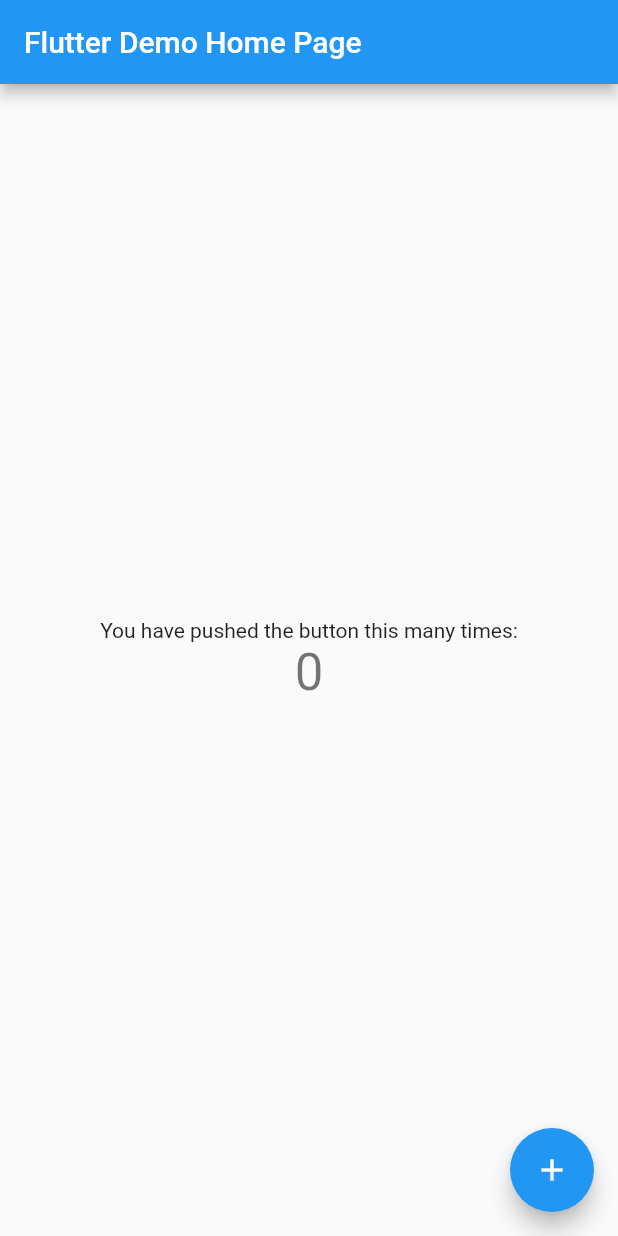
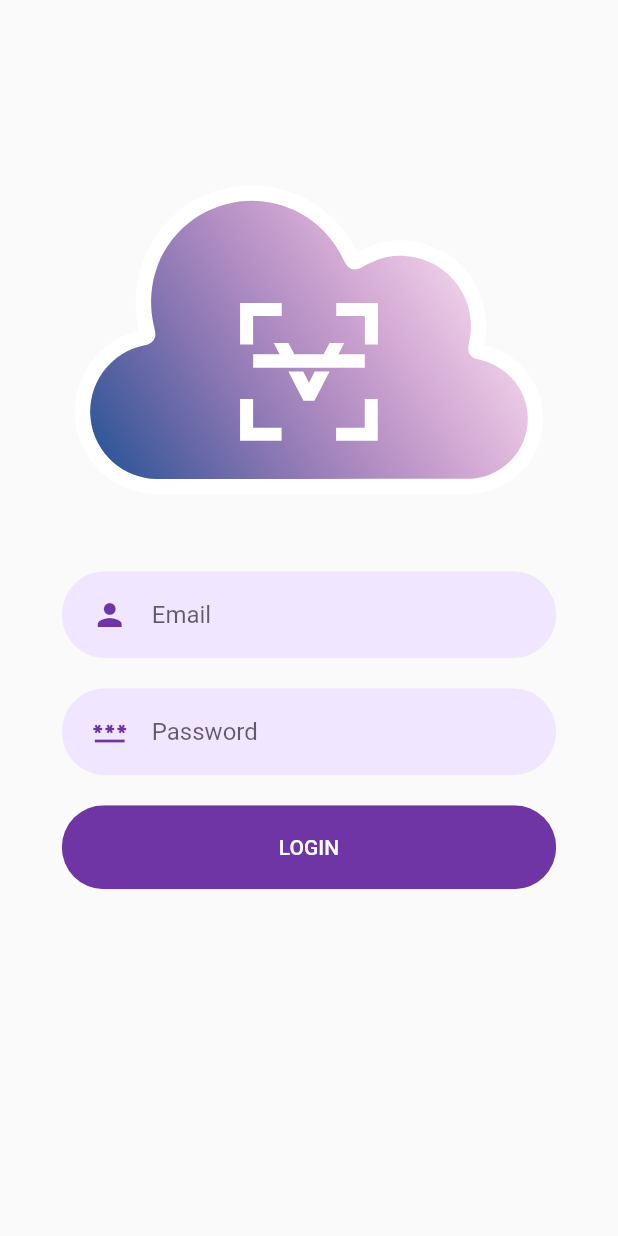
Before and after one commit to vocascan/vocascan-mobile, a Flutter app: the screen it shows after launch, on a phone screen of 412 x 824 dp. Run offline on Flutter 3.47's test engine with Material 2 defaults, Android fonts, the phone set to English and light mode, and no system bars; our stand-ins replace flutter_svg.

Commit message:
first draft for login

```diff
--- /dev/null
+++ b/lib/constants/colors.dart
@@ -0,0 +1,4 @@
+import 'package:flutter/painting.dart';
+
+const primary = Color(0xFF6F35A5);
+const PrimaryLightColor = Color(0xFFF1E6FF);
--- a/lib/main.dart
+++ b/lib/main.dart
@@ -1,4 +1,5 @@
 import 'package:flutter/material.dart';
+import 'package:vocascan_mobile/pages/auth/login_page.dart';
 
 void main() {
   runApp(MyApp());
@@ -22,92 +23,7 @@
         // is not restarted.
         primarySwatch: Colors.blue,
       ),
-      home: MyHomePage(title: 'Flutter Demo Home Page'),
+      home: LoginPage(),
     );
   }
 }
-
-class MyHomePage extends StatefulWidget {
-  MyHomePage({Key? key, required this.title}) : super(key: key);
-
-  // This widget is the home page of your application. It is stateful, meaning
-  // that it has a State object (defined below) that contains fields that affect
-  // how it looks.
-
-  // This class is the configuration for the state. It holds the values (in this
-  // case the title) provided by the parent (in this case the App widget) and
-  // used by the build method of the State. Fields in a Widget subclass are
-  // always marked "final".
-
-  final String title;
-
-  @override
-  _MyHomePageState createState() => _MyHomePageState();
-}
-
-class _MyHomePageState extends State<MyHomePage> {
-  int _counter = 0;
-
-  void _incrementCounter() {
-    setState(() {
-      // This call to setState tells the Flutter framework that something has
-      // changed in this State, which causes it to rerun the build method below
-      // so that the display can reflect the updated values. If we changed
-      // _counter without calling setState(), then the build method would not be
-      // called again, and so nothing would appear to happen.
-      _counter++;
-    });
-  }
-
-  @override
-  Widget build(BuildContext context) {
-    // This method is rerun every time setState is called, for instance as done
-    // by the _incrementCounter method above.
-    //
-    // The Flutter framework has been optimized to make rerunning build methods
-    // fast, so that you can just rebuild anything that needs updating rather
-    // than having to individually change instances of widgets.
-    return Scaffold(
-      appBar: AppBar(
-        // Here we take the value from the MyHomePage object that was created by
-        // the App.build method, and use it to set our appbar title.
-        title: Text(widget.title),
-      ),
-      body: Center(
-        // Center is a layout widget. It takes a single child and positions it
-        // in the middle of the parent.
-        child: Column(
-          // Column is also a layout widget. It takes a list of children and
-          // arranges them vertically. By default, it sizes itself to fit its
-          // children horizontally, and tries to be as tall as its parent.
-          //
-          // Invoke "debug painting" (press "p" in the console, choose the
-          // "Toggle Debug Paint" action from the Flutter Inspector in Android
-          // Studio, or the "Toggle Debug Paint" command in Visual Studio Code)
-          // to see the wireframe for each widget.
-          //
-          // Column has various properties to control how it sizes itself and
-          // how it positions its children. Here we use mainAxisAlignment to
-          // center the children vertically; the main axis here is the vertical
-          // axis because Columns are vertical (the cross axis would be
-          // horizontal).
-          mainAxisAlignment: MainAxisAlignment.center,
-          children: <Widget>[
-            Text(
-              'You have pushed the button this many times:',
-            ),
-            Text(
-              '$_counter',
-              style: Theme.of(context).textTheme.headline4,
-            ),
-          ],
-        ),
-      ),
-      floatingActionButton: FloatingActionButton(
-        onPressed: _incrementCounter,
-        tooltip: 'Increment',
-        child: Icon(Icons.add),
-      ), // This trailing comma makes auto-formatting nicer for build methods.
-    );
-  }
-}
--- /dev/null
+++ b/lib/pages/auth/login_page.dart
@@ -0,0 +1,40 @@
+import 'package:flutter/material.dart';
+import 'package:flutter/painting.dart';
+import 'package:flutter/widgets.dart';
+import 'package:flutter_svg/flutter_svg.dart';
+import 'package:vocascan_mobile/constants/colors.dart';
+import 'package:vocascan_mobile/pages/widgets/rounded_button.dart';
+import 'package:vocascan_mobile/pages/widgets/rounded_input_field.dart';
+
+class LoginPage extends StatefulWidget{
+  @override
+  _LoginPageSate createState() => _LoginPageSate();
+
+}
+
+class _LoginPageSate extends State<LoginPage>{
+  @override
+  Widget build(BuildContext context) {
+    Size size = MediaQuery.of(context).size;
+
+    return Scaffold(
+      body: Center(
+        child: Column(children: <Widget>[
+          SizedBox(height: size.height * 0.15),
+          SvgPicture.asset(
+            "assets/images/logos/vocascan-cloud.svg",
+            height: size.height * 0.25,
+          ),
+          SizedBox(height: size.height * 0.05),
+          RoundedInputField(hintText: 'Email', onChanged: (String value) {
+
+          },),
+          RoundedInputField(hintText: 'Password', onChanged: (String value) {
+
+          }, obscureText: true, icon: Icons.password,),
+          RoundedButton(text: 'LOGIN', press: () {})
+        ]),
+      ),
+    );
+  }
+}
--- /dev/null
+++ b/lib/pages/widgets/rounded_button.dart
@@ -0,0 +1,37 @@
+import 'package:flutter/material.dart';
+import 'package:vocascan_mobile/constants/colors.dart';
+
+
+class RoundedButton extends StatelessWidget {
+  final String text;
+  final Function press;
+  final Color color, textColor;
+  const RoundedButton({
+    required this.text,
+    required this.press,
+    this.color = primary,
+    this.textColor = Colors.white,
+  });
+
+  @override
+  Widget build(BuildContext context) {
+    Size size = MediaQuery.of(context).size;
+    return Container(
+      margin: EdgeInsets.symmetric(vertical: 10),
+      width: size.width * 0.8,
+      child: ClipRRect(
+        borderRadius: BorderRadius.circular(29),
+        child: TextButton(
+          onPressed: () =>  press,
+          style: TextButton.styleFrom(
+            padding: EdgeInsets.symmetric(vertical: 20, horizontal: 40),
+            backgroundColor: color),
+          child: Text(
+            text,
+            style: TextStyle(color: textColor),
+          ),
+        ),
+      ),
+    );
+  }
+}
--- /dev/null
+++ b/lib/pages/widgets/rounded_input_field.dart
@@ -0,0 +1,38 @@
+import 'package:flutter/material.dart';
+import 'package:flutter/rendering.dart';
+import 'package:vocascan_mobile/constants/colors.dart';
+
+class RoundedInputField extends StatelessWidget {
+  final String hintText;
+  final IconData icon;
+  final ValueChanged<String> onChanged;
+  final bool obscureText;
+  const RoundedInputField({
+    required this.hintText,
+    this.icon = Icons.person,
+    required this.onChanged,
+    this.obscureText = false,
+  });
+
+  @override
+  Widget build(BuildContext context) {
+    Size size = MediaQuery.of(context).size;
+    return Container(
+      margin: EdgeInsets.symmetric(vertical: 10),
+      padding: EdgeInsets.symmetric(horizontal: 20, vertical: 5),
+      width: size.width * 0.8,
+      decoration: BoxDecoration(
+        color:PrimaryLightColor,
+        borderRadius: BorderRadius.circular(29),),
+      child: TextField(
+        obscureText: true,
+        onChanged: onChanged,
+        decoration: InputDecoration(
+          icon: Icon(icon, color: primary),
+          hintText: hintText,
+          border: InputBorder.none,
+        ),
+      ),
+    );
+  }
+}
--- a/pubspec.yaml
+++ b/pubspec.yaml
@@ -23,6 +23,7 @@
 dependencies:
   flutter:
     sdk: flutter
+  flutter_svg:
 
 
   # The following adds the Cupertino Icons font to your application.
```
Also changed, not shown: assets/images/logos/vocascan-cloud.svg (added), assets/images/logos/vocascan-github-cover.png (deleted), assets/images/logos/vocascan-logo-round.png (deleted), assets/images/logos/vocascan-logo.png (deleted), lib/views/auth/login_view.dart (deleted), pubspec.lock.
